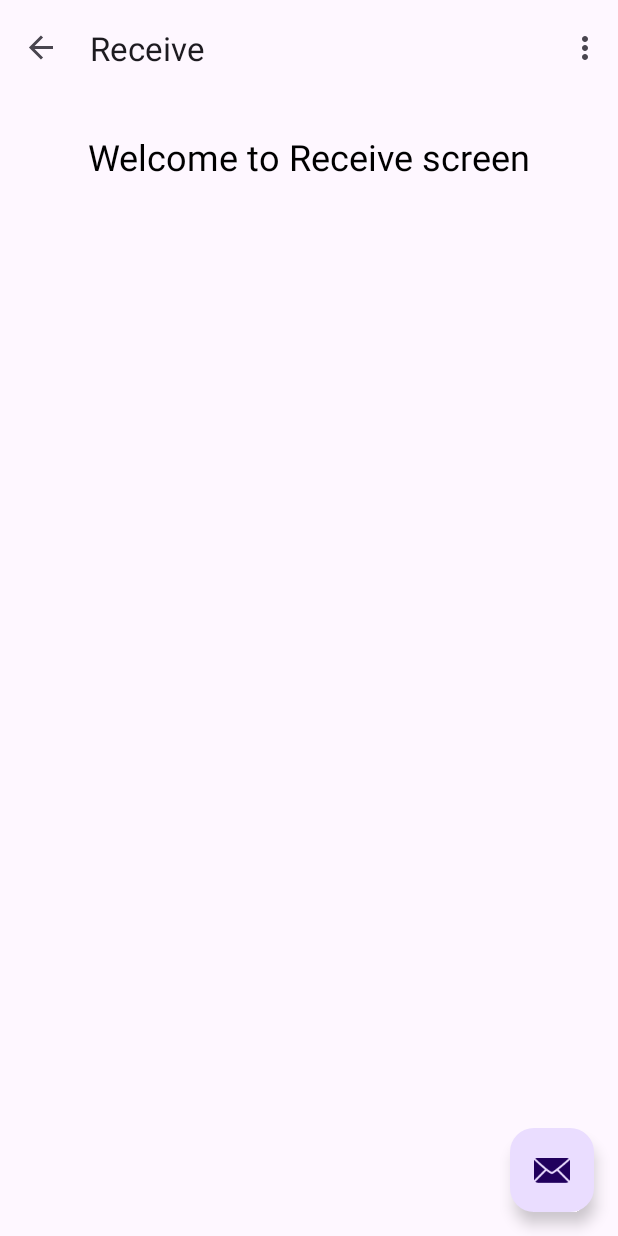
After one commit to CS639-Team-4-Final-Project/FoodSave, an Android app: the Receive screen opened through its navigation route, on a phone screen of 412 x 824 dp. The commit adds this screen. Run offline under Robolectric (Android 15) with nearby library versions, the phone set to English and light mode, and no system bars; our stand-ins replace Firebase (no records; nobody signed in at launch, a user with empty details on screens opened directly), navigation-ui.

Commit message:
Added the receive screen and created a databse for the product details

```diff
--- a/app/src/main/java/com/example/foodsave/Dashboard.kt
+++ b/app/src/main/java/com/example/foodsave/Dashboard.kt
@@ -29,6 +29,9 @@ class Dashboard : Fragment() {
        binding.Donate.setOnClickListener {
            findNavController().navigate(R.id.action_Dashboard_to_Donate)
        }
+        binding.Receive.setOnClickListener {
+            findNavController().navigate(R.id.action_Dashboard_to_Receive)
+        }
     }
 
     override fun onDestroyView() {
--- /dev/null
+++ b/app/src/main/java/com/example/foodsave/Receive.kt
@@ -0,0 +1,19 @@
+package com.example.foodsave
+
+import android.os.Bundle
+import android.view.LayoutInflater
+import android.view.View
+import android.view.ViewGroup
+import androidx.fragment.app.Fragment
+
+class Receive : Fragment() {
+
+    override fun onCreateView(
+        inflater: LayoutInflater, container: ViewGroup?,
+        savedInstanceState: Bundle?
+    ): View? {
+        // Inflate the layout for this fragment
+        return inflater.inflate(R.layout.receive_screen, container, false)
+    }
+
+}
--- /dev/null
+++ b/app/src/main/res/layout/receive_screen.xml
@@ -0,0 +1,21 @@
+<?xml version="1.0" encoding="utf-8"?>
+<androidx.constraintlayout.widget.ConstraintLayout xmlns:android="http://schemas.android.com/apk/res/android"
+    xmlns:app="http://schemas.android.com/apk/res-auto"
+    android:layout_width="match_parent"
+    android:layout_height="match_parent">
+
+    <TextView
+        android:id="@+id/welcomeText"
+        android:layout_width="wrap_content"
+        android:layout_height="wrap_content"
+        android:text="Welcome to Receive screen"
+        android:textSize="24sp"
+        android:textColor="@android:color/black"
+        app:layout_constraintTop_toTopOf="parent"
+        app:layout_constraintStart_toStartOf="parent"
+        app:layout_constraintEnd_toEndOf="parent"
+        android:layout_marginTop="24dp"
+        android:layout_marginStart="16dp"
+        android:layout_marginEnd="16dp" />
+
+</androidx.constraintlayout.widget.ConstraintLayout>
--- a/app/src/main/res/navigation/nav_graph.xml
+++ b/app/src/main/res/navigation/nav_graph.xml
@@ -24,6 +24,7 @@
         <action
             android:id="@+id/action_SignIn_to_Dashboard"
             app:destination="@id/Dashboard" />
+
     </fragment>
     <fragment
         android:id="@+id/Dashboard"
@@ -33,13 +34,23 @@
         <action
             android:id="@+id/action_Dashboard_to_Donate"
             app:destination="@id/Donate" />
+
+        <action
+            android:id="@+id/action_Dashboard_to_Receive"
+            app:destination="@id/Receive" />
     </fragment>
     <fragment
         android:id="@+id/Donate"
         android:name="com.example.foodsave.Donate"
         android:label="@string/Donate"
         tools:layout="@layout/donate_screen">
+    </fragment>
 
+    <fragment
+        android:id="@+id/Receive"
+        android:name="com.example.foodsave.Receive"
+        android:label="@string/Receive"
+        tools:layout="@layout/donate_screen">
+    </fragment>
 
-    </fragment>
 </navigation>
```
